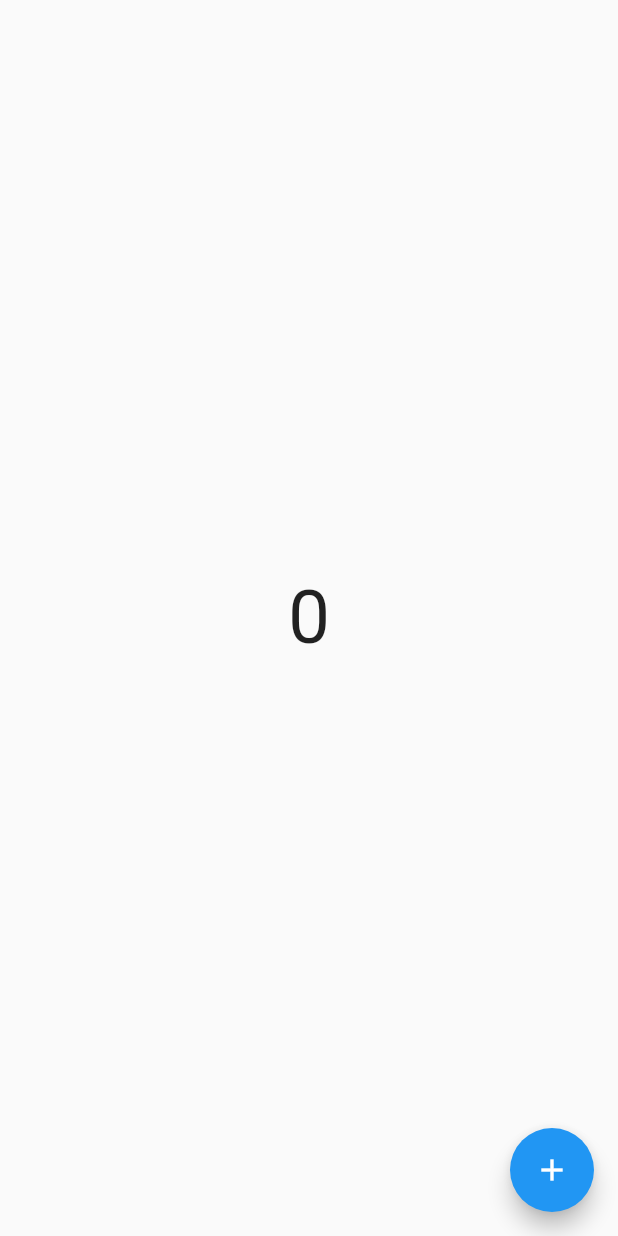
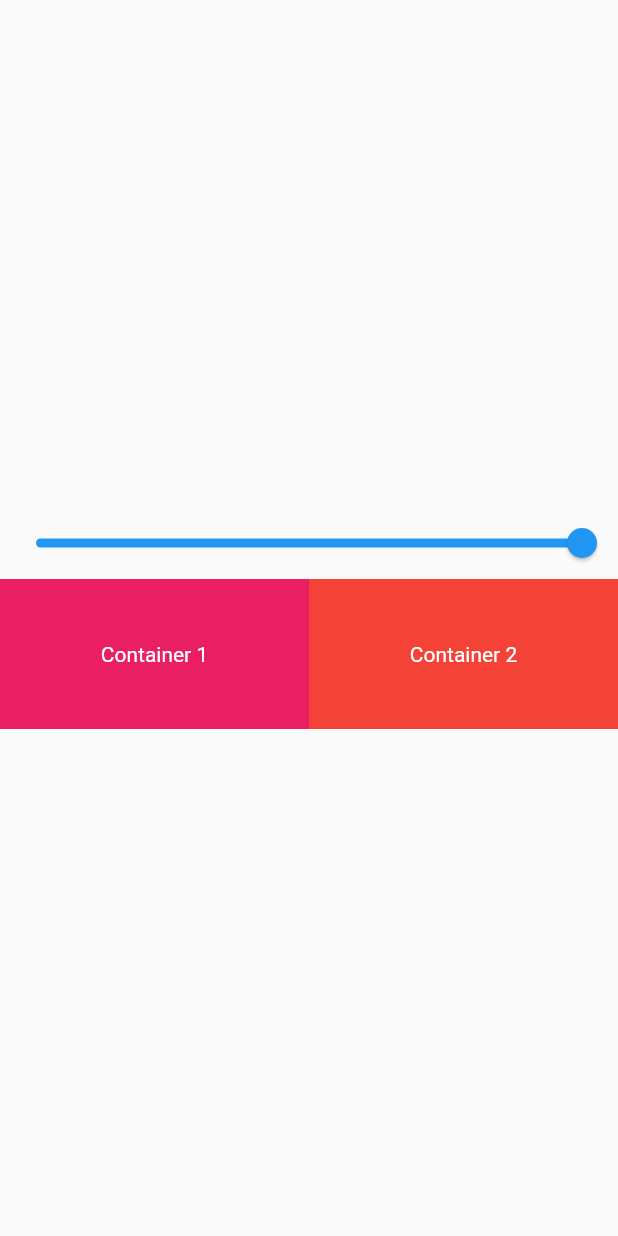
Before and after one commit to atultiwari7388/statemanagemntwithprovider, a Flutter app: the first screen one second after launch, on a phone screen of 412 x 824 dp. Run offline on Flutter 3.47's test engine with Material 2 defaults, Android fonts, the phone set to English and light mode, and no system bars.

Commit message:
slider provider && multiprovider

```diff
--- a/lib/main.dart
+++ b/lib/main.dart
@@ -1,7 +1,8 @@
 import 'package:flutter/material.dart';
 import 'package:provider/provider.dart';
 import 'package:state_management_provider/provider/count_provider.dart';
-import 'package:state_management_provider/screens/count_example.screen.dart';
+import 'package:state_management_provider/provider/slider_provider.dart';
+import 'package:state_management_provider/screens/multiprovider_example.screen.dart';
 
 void main() {
   runApp(const MyApp());
@@ -13,14 +14,17 @@ class MyApp extends StatelessWidget {
   // This widget is the root of your application.
   @override
   Widget build(BuildContext context) {
-    return ChangeNotifierProvider(
-      create: (_) => CountProvider(),
+    return MultiProvider(
+      providers: [
+        ChangeNotifierProvider(create: (_) => CountProvider()),
+        ChangeNotifierProvider(create: (_) => SliderProvider())
+      ],
       child: MaterialApp(
         title: 'State Managemnt with Provider',
         theme: ThemeData(
           primarySwatch: Colors.blue,
         ),
-        home: const CountExampleUsingProvider(),
+        home: const MultiProviderExample(),
       ),
     );
   }
--- /dev/null
+++ b/lib/provider/slider_provider.dart
@@ -0,0 +1,11 @@
+import 'package:flutter/widgets.dart';
+
+class SliderProvider with ChangeNotifier {
+  double _value = 1.0;
+  double get value => _value;
+
+  void setValue(double newValue) {
+    _value = newValue;
+    notifyListeners();
+  }
+}
--- /dev/null
+++ b/lib/screens/multiprovider_example.screen.dart
@@ -0,0 +1,73 @@
+import 'package:flutter/material.dart';
+import 'package:provider/provider.dart';
+
+import '../provider/slider_provider.dart';
+
+class MultiProviderExample extends StatefulWidget {
+  const MultiProviderExample({Key? key}) : super(key: key);
+
+  @override
+  State<MultiProviderExample> createState() => _MultiProviderExampleState();
+}
+
+class _MultiProviderExampleState extends State<MultiProviderExample> {
+  @override
+  Widget build(BuildContext context) {
+    // final sliderProvider = Provider.of<SliderProvider>(context, listen: false);
+    print("build");
+    return Scaffold(
+      body: Column(
+        crossAxisAlignment: CrossAxisAlignment.center,
+        mainAxisAlignment: MainAxisAlignment.center,
+        children: [
+          Consumer<SliderProvider>(builder: (_, sliderValue, child) {
+            return Slider(
+              min: 0,
+              max: 1.0,
+              value: sliderValue.value,
+              onChanged: (newValue) {
+                sliderValue.setValue(newValue);
+              },
+            );
+          }),
+          Consumer<SliderProvider>(
+            builder: (_, sliderValue, child) {
+              return Row(
+                children: [
+                  Expanded(
+                    child: Container(
+                      height: 100,
+                      decoration: BoxDecoration(
+                        color: Colors.pink.withOpacity(sliderValue.value),
+                      ),
+                      child: const Center(
+                        child: Text(
+                          "Container 1",
+                          style: TextStyle(color: Colors.white),
+                        ),
+                      ),
+                    ),
+                  ),
+                  Expanded(
+                    child: Container(
+                      height: 100,
+                      decoration: BoxDecoration(
+                        color: Colors.red.withOpacity(sliderValue.value),
+                      ),
+                      child: const Center(
+                        child: Text(
+                          "Container 2",
+                          style: TextStyle(color: Colors.white),
+                        ),
+                      ),
+                    ),
+                  ),
+                ],
+              );
+            },
+          )
+        ],
+      ),
+    );
+  }
+}
```
